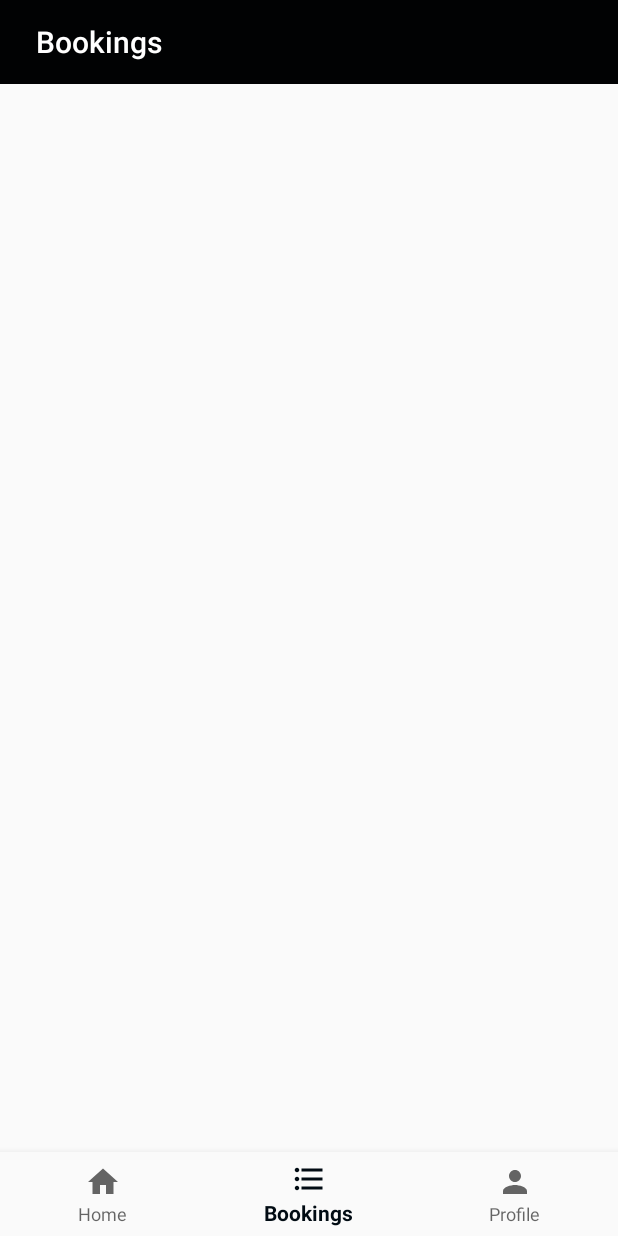
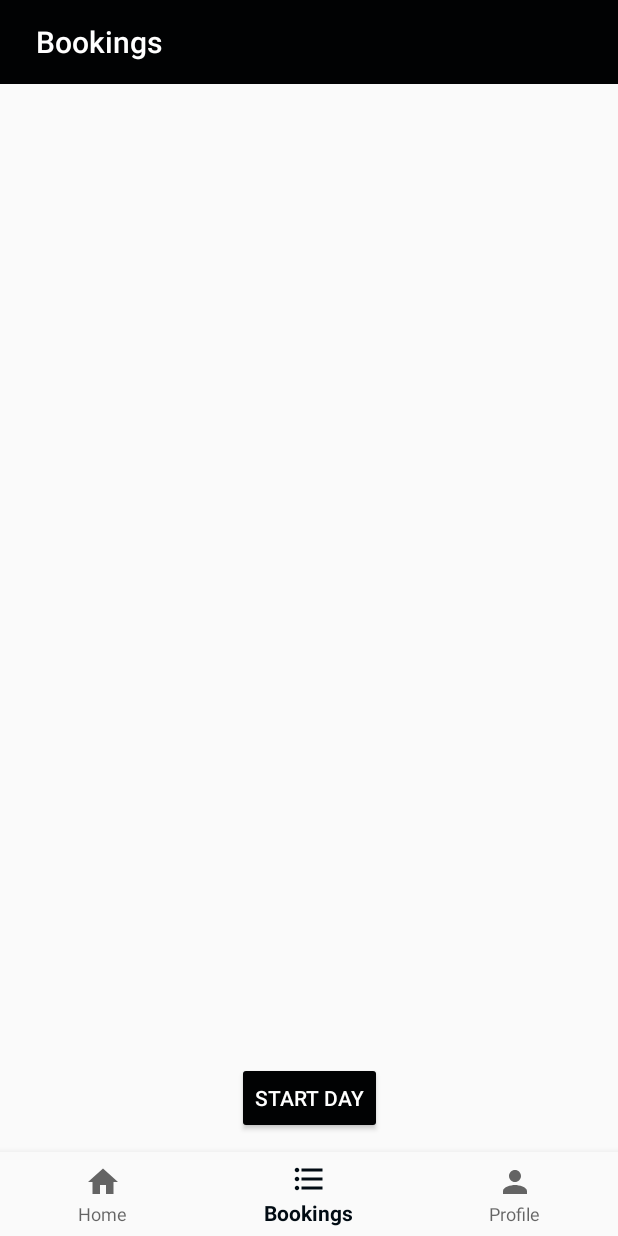
Before and after one commit to debarghya472/BarberaService-App, an Android app: the screen it shows after launch once a user with an empty profile is signed in (MainActivity), item 2 of the bottom bar chosen, on a phone screen of 412 x 824 dp. Run offline under Robolectric (Android 15) with nearby library versions, the light colour scheme and no system bars; our stand-ins replace Firebase (no records; nobody signed in at launch, a user with empty details on screens opened directly).

Commit message:
start booking Fragment Implementation

```diff
--- a/app/src/main/java/com/barbera/barberaserviceapp/ui/bookings/BookingFragment.java
+++ b/app/src/main/java/com/barbera/barberaserviceapp/ui/bookings/BookingFragment.java
@@ -4,6 +4,7 @@ import android.os.Bundle;
 import android.view.LayoutInflater;
 import android.view.View;
 import android.view.ViewGroup;
+import android.widget.Button;
 
 import androidx.annotation.NonNull;
 import androidx.annotation.Nullable;
@@ -13,9 +14,22 @@ import com.barbera.barberaserviceapp.R;
 
 public class BookingFragment extends Fragment {
 
+    private Button start;
+
+
     @Nullable
     @Override
     public View onCreateView(@NonNull LayoutInflater inflater, @Nullable ViewGroup container, @Nullable Bundle savedInstanceState) {
-        return inflater.inflate(R.layout.fragment_bookings,container,false);
+        View view=inflater.inflate(R.layout.fragment_bookings,container,false);
+
+        start =(Button)view.findViewById(R.id.btn_start_day);
+
+        start.setOnClickListener(new View.OnClickListener() {
+            @Override
+            public void onClick(View v) {
+
+            }
+        });
+        return view;
     }
 }
--- a/app/src/main/java/com/barbera/barberaserviceapp/ui/login/LoginActivity.java
+++ b/app/src/main/java/com/barbera/barberaserviceapp/ui/login/LoginActivity.java
@@ -1,22 +1,18 @@
 package com.barbera.barberaserviceapp.ui.login;
 
-import androidx.annotation.NonNull;
+import android.app.ProgressDialog;
+import android.content.Intent;
+import android.os.Bundle;
+
+import android.widget.EditText;
+import android.widget.Toast;
+
 import androidx.appcompat.app.AppCompatActivity;
 import androidx.cardview.widget.CardView;
 
-import android.app.ProgressDialog;
-import android.content.Intent;
-import android.content.SharedPreferences;
-import android.os.Bundle;
-import android.view.View;
-import android.widget.EditText;
-import android.widget.Toast;
-
 import com.barbera.barberaserviceapp.MainActivity;
 import com.barbera.barberaserviceapp.R;
-import com.google.android.gms.tasks.OnCompleteListener;
-import com.google.android.gms.tasks.Task;
-import com.google.firebase.auth.AuthResult;
+
 import com.google.firebase.auth.FirebaseAuth;
 
 public class LoginActivity extends AppCompatActivity {
@@ -24,33 +20,27 @@ public class LoginActivity extends AppCompatActivity {
     private EditText email;
     private EditText password;
     private CardView login;
-    private String emailPattern="[a-zA-Z0-9._-]+@[a-z]+.[a-z]+";
     private FirebaseAuth firebaseAuth;
     @Override
     protected void onCreate(Bundle savedInstanceState) {
         super.onCreate(savedInstanceState);
         setContentView(R.layout.activity_login);
 
-        skipLogin =(CardView)findViewById(R.id.skip_login);
-        email =(EditText)findViewById(R.id.email) ;
-        password =(EditText)findViewById(R.id.Password);
-        login =(CardView) findViewById(R.id.Login);
+        skipLogin =findViewById(R.id.skip_login);
+        email = findViewById(R.id.email);
+        password =findViewById(R.id.Password);
+        login =findViewById(R.id.Login);
         firebaseAuth=FirebaseAuth.getInstance();
 
-        skipLogin.setOnClickListener(new View.OnClickListener() {
-            @Override
-            public void onClick(View v) {
+        skipLogin.setOnClickListener(v -> {
             skipLogin.setEnabled(false);
             startActivity(new Intent(LoginActivity.this,MainActivity.class));
-            }
         });
 
         if(FirebaseAuth.getInstance().getCurrentUser()!=null){
             startActivity(new Intent(LoginActivity.this,MainActivity.class));
         }
-        login.setOnClickListener(new View.OnClickListener() {
-            @Override
-            public void onClick(View v) {
+        login.setOnClickListener(v -> {
             if(checkEmailAndPassword()){
                 final ProgressDialog progressDialog=new ProgressDialog(LoginActivity.this);
                 progressDialog.setMessage("Logging You In...");
@@ -58,9 +48,7 @@ public class LoginActivity extends AppCompatActivity {
                 progressDialog.setCancelable(false);
                 login.setEnabled(false);
                 firebaseAuth.signInWithEmailAndPassword(email.getText().toString(),password.getText().toString())
-                            .addOnCompleteListener(new OnCompleteListener<AuthResult>() {
-                                @Override
-                                public void onComplete(@NonNull Task<AuthResult> task) {
+                        .addOnCompleteListener(task -> {
                             if(task.isSuccessful()){
                                 progressDialog.dismiss();
                                 startActivity(new Intent(LoginActivity.this,MainActivity.class));
@@ -74,10 +62,8 @@ public class LoginActivity extends AppCompatActivity {
                                 login_using_phone.setEnabled(true);
                                 withoutLogin.setEnabled(true);*/
                             }
-                                }
                         });
 
-                }
             }
         });
     }
@@ -93,6 +79,7 @@ public class LoginActivity extends AppCompatActivity {
             password.requestFocus();
             return false;
         }
+        String emailPattern = "[a-zA-Z0-9._-]+@[a-z]+.[a-z]+";
         if(email.getText().toString().matches(emailPattern)){
             return true;
         }
--- a/app/src/main/res/layout/fragment_bookings.xml
+++ b/app/src/main/res/layout/fragment_bookings.xml
@@ -1,26 +1,46 @@
 <?xml version="1.0" encoding="utf-8"?>
-<RelativeLayout xmlns:android="http://schemas.android.com/apk/res/android"
+<androidx.constraintlayout.widget.ConstraintLayout xmlns:android="http://schemas.android.com/apk/res/android"
 		android:layout_width="match_parent"
 		android:layout_height="match_parent"
 		xmlns:app="http://schemas.android.com/apk/res-auto"
 		xmlns:tools="http://schemas.android.com/tools">
 
+	<RelativeLayout
+			android:id="@+id/relativeLayout"
+			android:layout_width="match_parent"
+			android:layout_height="match_parent">
+
 		<androidx.appcompat.widget.Toolbar
 				android:id="@+id/tool"
 				android:layout_width="match_parent"
 				android:layout_height="wrap_content"
+				android:background="@color/colorAccent"
 				android:minHeight="?attr/actionBarSize"
-			android:background="@color/colorAccent"
-			app:titleTextColor="@color/white"
+				app:title="Bookings"
 				app:titleMarginStart="24dp"
-			app:title="Bookings"/>
+				app:titleTextColor="@color/white" />
 
 		<androidx.recyclerview.widget.RecyclerView
 				android:layout_width="match_parent"
 				android:layout_height="wrap_content"
 				android:layout_below="@+id/tool"
-		tools:listitem="@layout/booking_item"/>
+				tools:listitem="@layout/booking_item" />
+
+	</RelativeLayout>
+
+	<Button
+			android:id="@+id/btn_start_day"
+			android:layout_width="wrap_content"
+			android:layout_height="wrap_content"
+			android:layout_alignParentBottom="true"
+			android:layout_margin="12dp"
+			android:backgroundTint="@color/colorAccent"
+			android:gravity="center"
+			android:text="Start Day"
+			android:textColor="@color/white"
+			app:layout_constraintBottom_toBottomOf="@+id/relativeLayout"
+			app:layout_constraintEnd_toEndOf="parent"
+			app:layout_constraintStart_toStartOf="@+id/relativeLayout" />
 
 
-
-</RelativeLayout>
+</androidx.constraintlayout.widget.ConstraintLayout>
```
Also changed, not shown: app/build.gradle (+12 -1 lines), app/src/main/java/com/barbera/barberaserviceapp/ui/bookings/BookingItem.java (added, +72 -0 lines). Lines whose indentation alone changed are shown as unchanged.
